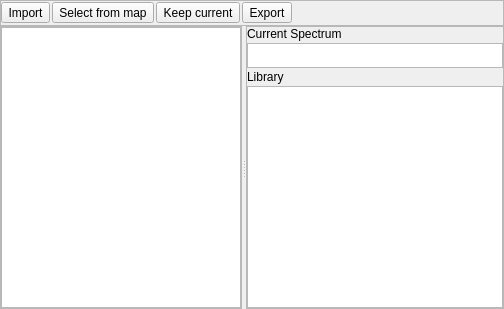
This is enmapbox/gui/ui/speclibviewpanel.ui in jakimowb/enmapbox_testmigration2 as Qt 5 draws it before an edit. The edited form follows.
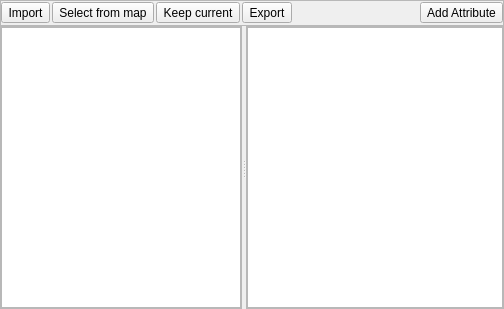
This is the edited form. Icons and pictures are not drawn. Custom widgets are drawn as their Qt base class.

Commit message: added SpectralProfilePlotDataItem SpecLibViewer now highlights selected spectra

Diff of the .ui file:
```diff
--- a/enmapbox/gui/ui/speclibviewpanel.ui
+++ b/enmapbox/gui/ui/speclibviewpanel.ui
@@ -105,6 +105,13 @@
          </property>
         </spacer>
        </item>
+       <item>
+        <widget class="QToolButton" name="btnAddAttribute">
+         <property name="text">
+          <string>Add Attribute</string>
+         </property>
+        </widget>
+       </item>
       </layout>
      </widget>
     </item>
@@ -170,30 +177,6 @@
         <property name="bottomMargin">
          <number>0</number>
         </property>
-        <item>
-         <widget class="QLabel" name="label">
-          <property name="text">
-           <string>Current Spectrum</string>
-          </property>
-         </widget>
-        </item>
-        <item>
-         <widget class="QTableView" name="tableViewCurrent">
-          <property name="maximumSize">
-           <size>
-            <width>16777215</width>
-            <height>25</height>
-           </size>
-          </property>
-         </widget>
-        </item>
-        <item>
-         <widget class="QLabel" name="label_2">
-          <property name="text">
-           <string>Library</string>
-          </property>
-         </widget>
-        </item>
         <item>
          <widget class="QTableView" name="tableViewSpeclib"/>
         </item>
```
The commit also changes 2 other files.
